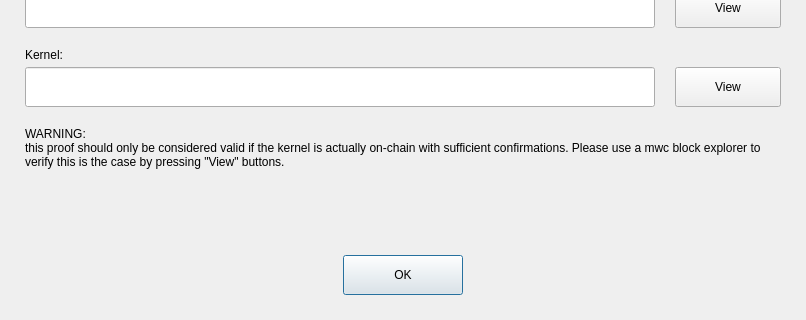
0xkobe/mwc-wallet, file dialogs_desktop/e_showproofdlg.ui: the form before one commit; both pictures show x 0 to 806 and y 430 to 750 of the 806 by 750 pixel window.
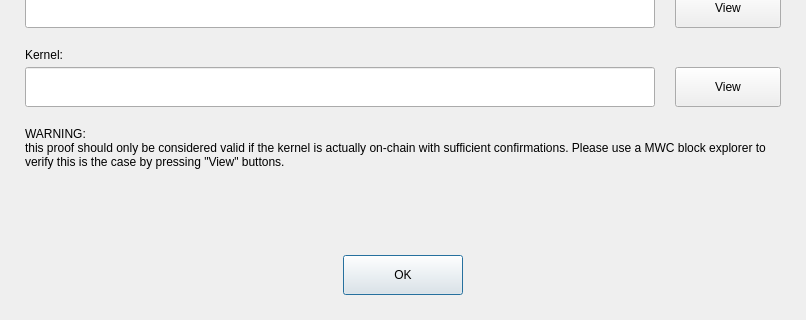
The form after the commit. Custom widgets are drawn as their Qt base class.

```diff
--- a/dialogs_desktop/e_showproofdlg.ui
+++ b/dialogs_desktop/e_showproofdlg.ui
@@ -280,7 +280,7 @@
    <item>
     <widget class="control::MwcLabelLarge" name="label_4">
      <property name="text">
-      <string>&lt;html&gt;&lt;head/&gt;&lt;body&gt;&lt;p&gt;WARNING: &lt;br/&gt;this proof should only be considered valid if the kernel is actually on-chain with sufficient confirmations. Please use a mwc block explorer to verify this is the case by pressing &amp;quot;View&amp;quot; buttons.&lt;/p&gt;&lt;/body&gt;&lt;/html&gt;</string>
+      <string>&lt;html&gt;&lt;head/&gt;&lt;body&gt;&lt;p&gt;WARNING: &lt;br/&gt;this proof should only be considered valid if the kernel is actually on-chain with sufficient confirmations. Please use a MWC block explorer to verify this is the case by pressing &amp;quot;View&amp;quot; buttons.&lt;/p&gt;&lt;/body&gt;&lt;/html&gt;</string>
      </property>
      <property name="alignment">
       <set>Qt::AlignLeading|Qt::AlignLeft|Qt::AlignTop</set>
```
